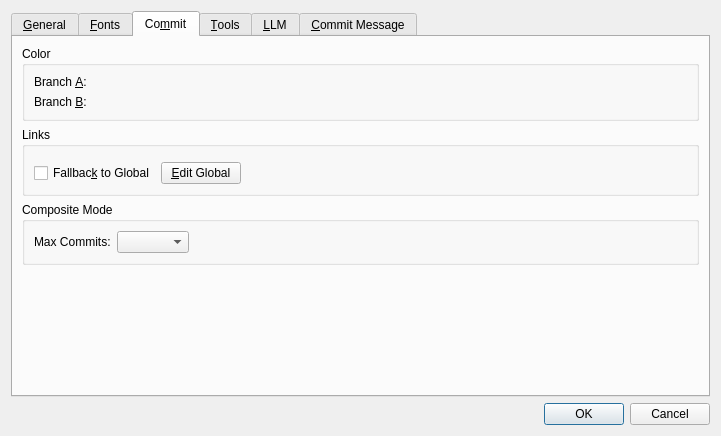
Above: qgitc/preferences.ui from timxx/qgitc before the change. Below: the same form after it.
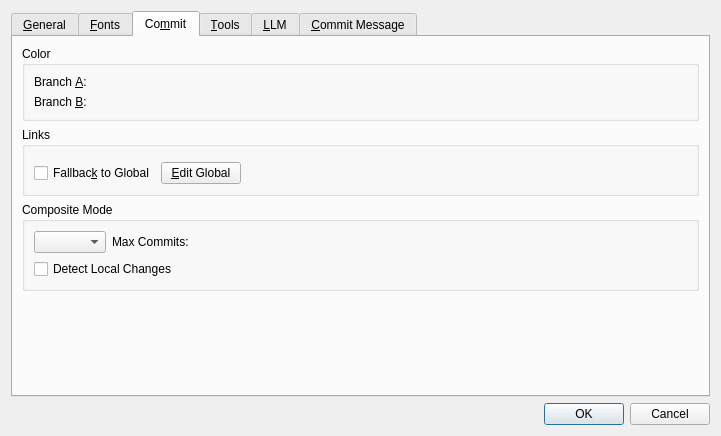
That is the form after the change. The open tabs and pages were chosen to show the change. Custom widgets are drawn as their Qt base class.

Commit message:
Add option to disable local changes detection and alert for slow fetches
Introduce a "Detect Local Changes" setting in Preferences to allow users to toggle local changes detection for improved performance in large repositories.
Show an alert dialog when log fetching is slow, suggesting disabling this feature, and provide an option to suppress future alerts.

Patch:
```diff
--- a/qgitc/preferences.ui
+++ b/qgitc/preferences.ui
@@ -476,7 +476,12 @@
          <property name="title">
           <string>Composite Mode</string>
          </property>
+         <layout class="QVBoxLayout" name="verticalLayout_19">
+          <item>
          <layout class="QHBoxLayout" name="horizontalLayout_5">
+            <item>
+             <widget class="QComboBox" name="cbCommitSince"/>
+            </item>
           <item>
            <widget class="QLabel" name="label_17">
             <property name="text">
@@ -484,9 +489,6 @@
             </property>
            </widget>
           </item>
-          <item>
-           <widget class="QComboBox" name="cbCommitSince"/>
-          </item>
           <item>
            <spacer name="horizontalSpacer_5">
             <property name="orientation">
@@ -499,6 +501,15 @@
              </size>
             </property>
            </spacer>
+            </item>
+           </layout>
+          </item>
+          <item>
+           <widget class="QCheckBox" name="cbDetectLocalChanges">
+            <property name="text">
+             <string>Detect Local Changes</string>
+            </property>
+           </widget>
           </item>
          </layout>
         </widget>
```
Left out of the diff: 2 changed lines with no effect on the pictures. Lines whose indentation alone changed are shown as unchanged. The commit also changes 4 other files.
